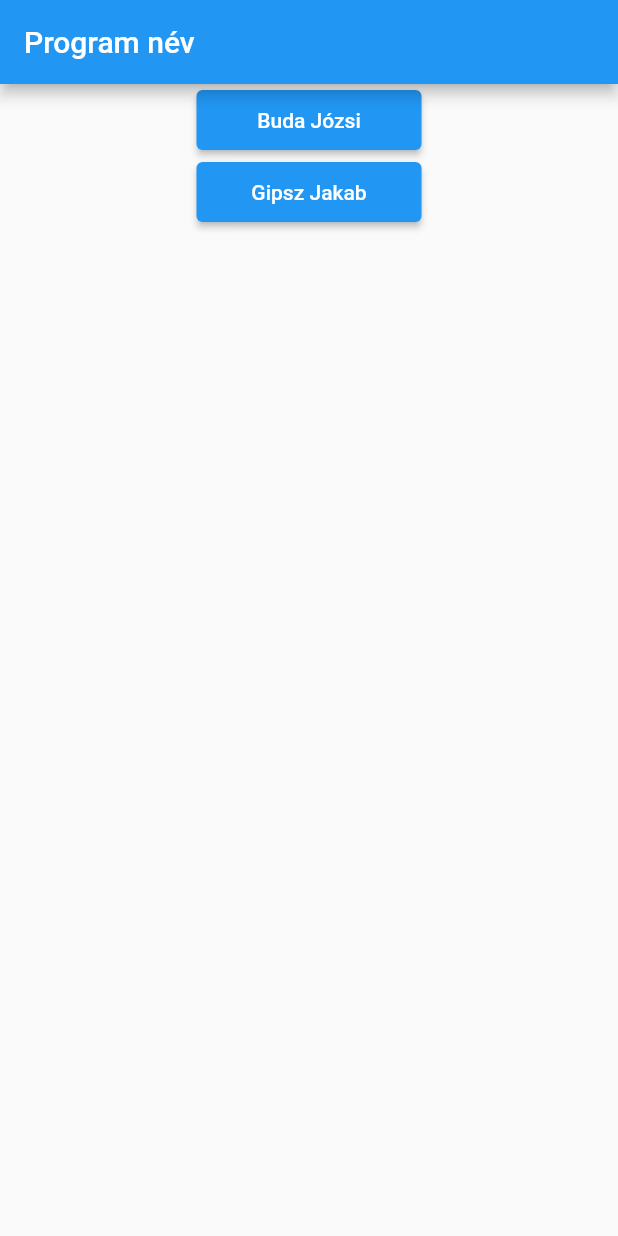
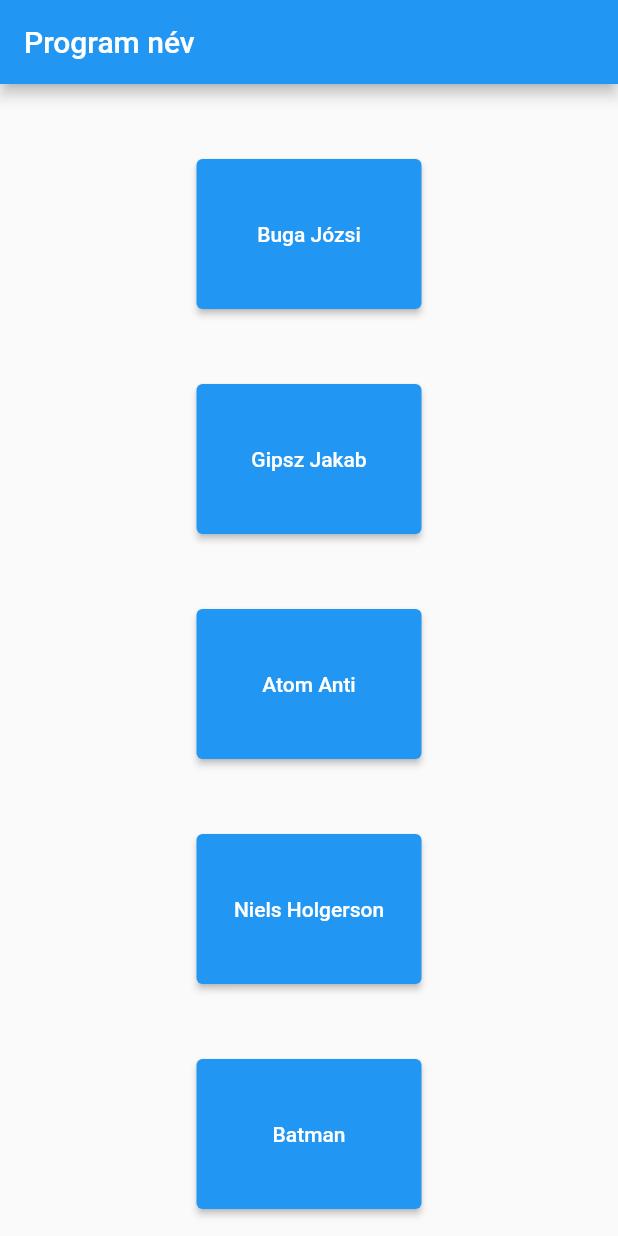
Before and after one commit to ElsikNandor/scanning, a Flutter app: the screen it shows after launch, on a phone screen of 412 x 824 dp. Run offline on Flutter 3.47's test engine with Material 2 defaults, Android fonts, the phone set to English and light mode, and no system bars.

Commit message:
web page and names

```diff
--- a/assets/data.txt
+++ b/assets/data.txt
@@ -1 +1 @@
-Buda Józsi,Gipsz Jakab
+Buga Józsi,Gipsz Jakab,Atom Anti,Niels Holgerson,Batman,Superman,Ant man
--- a/lib/main.dart
+++ b/lib/main.dart
@@ -115,10 +115,13 @@ class ItemWidget extends StatelessWidget {
   @override
   Widget build(BuildContext context) {
     //final args = ModalRoute.of(context)!.settings.arguments as ScreenArguments;
-    return Center(
+    return Column(
+      children : [
+        SizedBox(height: 50,),
+     Center(
         child: ElevatedButton(
       style: ElevatedButton.styleFrom(
-        minimumSize: Size(150, 40),
+        minimumSize: Size(150, 100),
       ),
       onPressed: () {
         //myReset();
@@ -127,7 +130,11 @@ class ItemWidget extends StatelessWidget {
       },
       child: Text(text),
       )
-    );
+    ),
+      SizedBox(
+          height: 0
+      ),
+      ]) ;
 
 
     /*Card(
```
